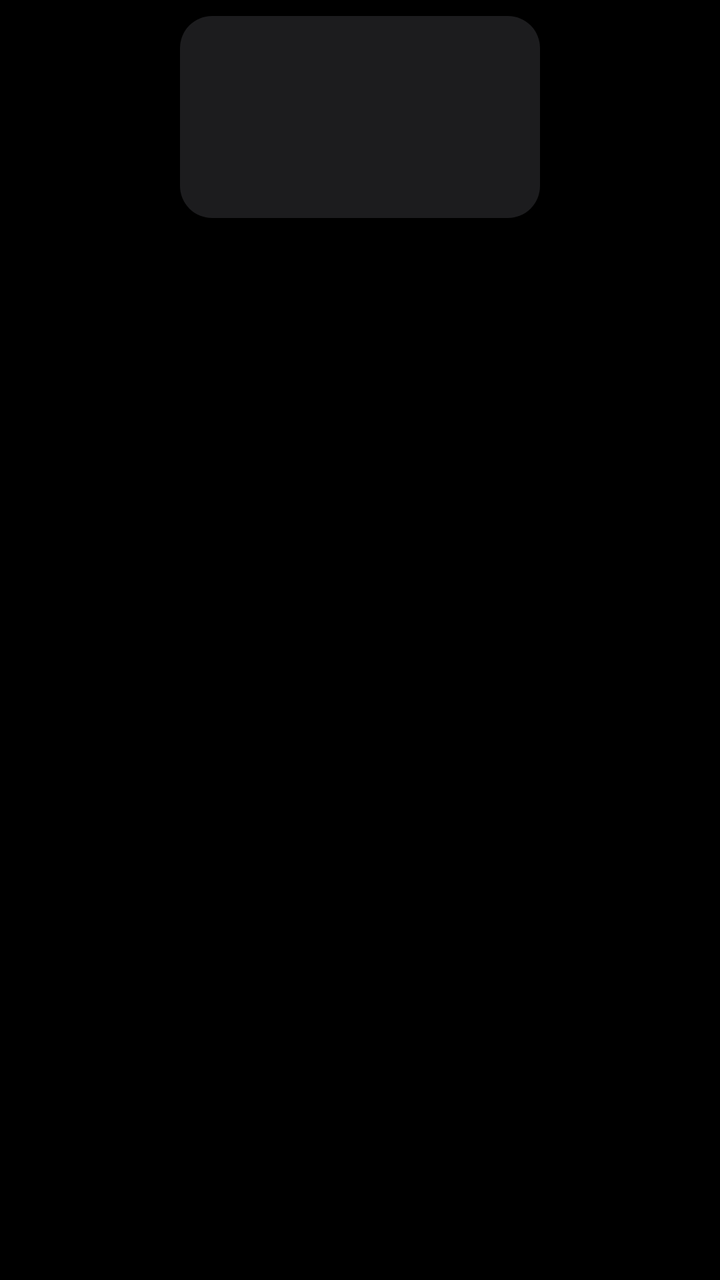
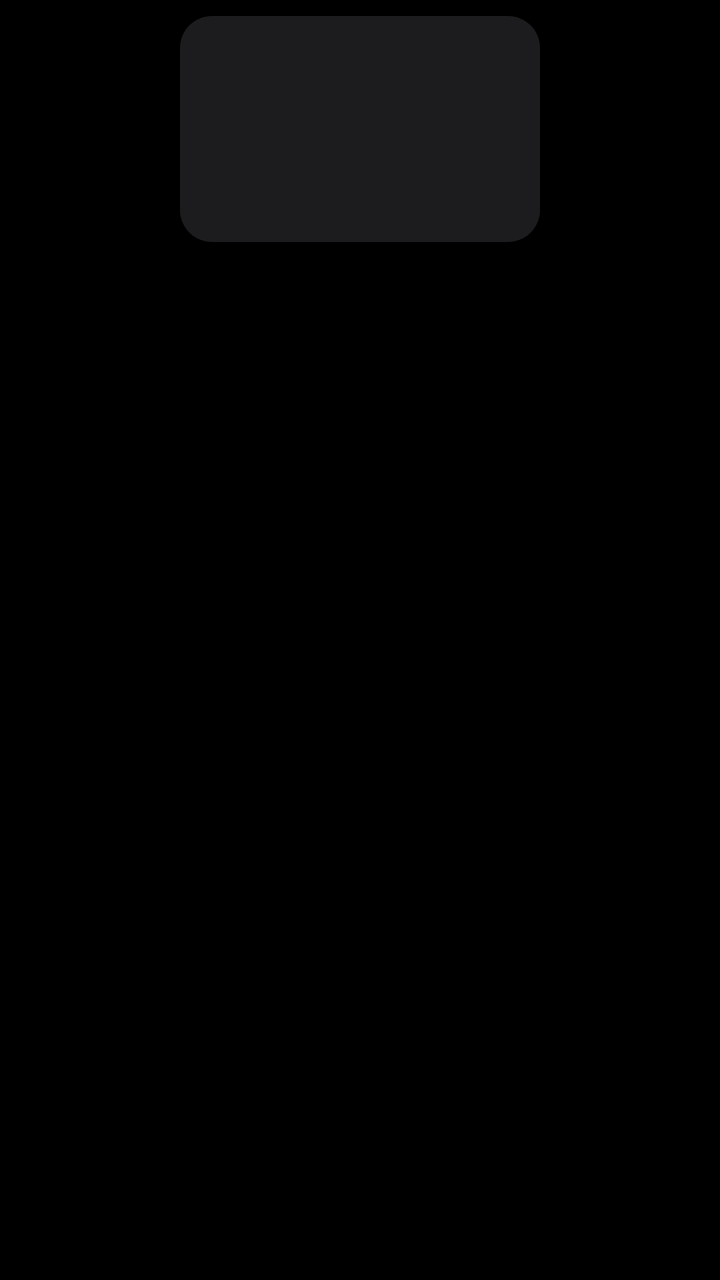

Before-and-after screenshots of an Android layout around one commit, followed by the original layout XML and the change that was made.
<!-- AndroidManifest.xml: application theme Theme.TvHome -->
<!-- res/layout/item_app.xml -->
<?xml version="1.0" encoding="utf-8"?>
<FrameLayout xmlns:android="http://schemas.android.com/apk/res/android"
    android:layout_width="match_parent"
    android:layout_height="wrap_content"
    android:paddingTop="8dp"
    android:paddingBottom="8dp"
    android:clipChildren="false"
    android:clipToPadding="false">

    <FrameLayout
        android:id="@+id/card"
        android:layout_width="180dp"
        android:layout_height="101dp"
        android:layout_gravity="center_horizontal|top"
        android:background="@drawable/tile_bg"
        android:focusable="true"
        android:clickable="true">

        <ImageView
            android:id="@+id/banner"
            android:layout_width="match_parent"
            android:layout_height="match_parent"
            android:scaleType="centerCrop"
            android:contentDescription="@null" />

        <ImageView
            android:id="@+id/icon"
            android:layout_width="48dp"
            android:layout_height="48dp"
            android:layout_gravity="center"
            android:layout_marginBottom="14dp"
            android:visibility="gone"
            android:contentDescription="@null" />

        <TextView
            android:id="@+id/label"
            android:layout_width="match_parent"
            android:layout_height="wrap_content"
            android:layout_gravity="bottom"
            android:paddingStart="10dp"
            android:paddingEnd="10dp"
            android:paddingBottom="8dp"
            android:gravity="center"
            android:singleLine="true"
            android:ellipsize="end"
            android:textColor="#FFFFFFFF"
            android:textSize="13sp"
            android:fontFamily="@font/outfit"
            android:visibility="gone" />
    </FrameLayout>

    <TextView
        android:id="@+id/name"
        android:layout_width="180dp"
        android:layout_height="22dp"
        android:layout_gravity="center_horizontal|top"
        android:layout_marginTop="108dp"
        android:gravity="center"
        android:singleLine="true"
        android:ellipsize="end"
        android:alpha="0"
        android:translationY="-6dp"
        android:textColor="#F2FFFFFF"
        android:textSize="14sp"
        android:fontFamily="@font/outfit_medium"
        android:letterSpacing="0.02" />
</FrameLayout>
<!-- resources referenced by this layout -->
<resources>
  <!-- drawable tile_bg (drawable) -->
  <?xml version="1.0" encoding="utf-8"?>
  <shape xmlns:android="http://schemas.android.com/apk/res/android" android:shape="rectangle">
      <solid android:color="#FF1C1C1E" />
      <corners android:radius="16dp" />
  </shape>
  <style name="Theme.TvHome" parent="android:Theme.Material.NoActionBar.Fullscreen">
          <item name="android:windowBackground">@android:color/black</item>
          <item name="android:colorBackground">@android:color/black</item>
          <item name="android:windowAnimationStyle">@null</item>
      </style>
</resources>

<!-- the commit's change to res/layout/item_app.xml (unified diff, before → after) -->
@@ -10,7 +10,7 @@
     <FrameLayout
         android:id="@+id/card"
         android:layout_width="180dp"
-        android:layout_height="101dp"
+        android:layout_height="113dp"
         android:layout_gravity="center_horizontal|top"
         android:background="@drawable/tile_bg"
         android:focusable="true"
